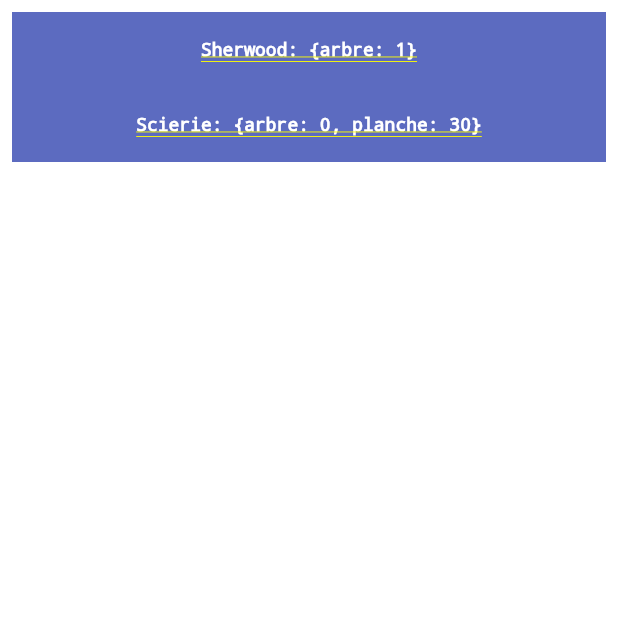
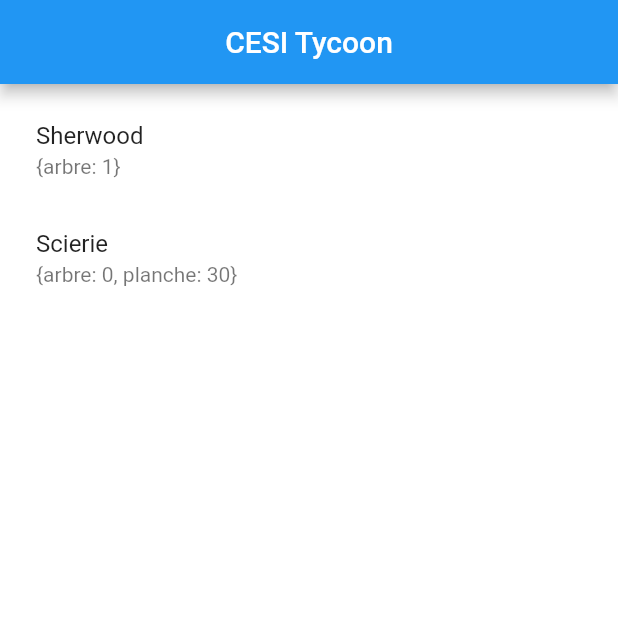
Before and after one commit to cesi-ril20/flutter-counter, a Flutter app: the screen it shows after launch, on a phone screen of 412 x 824 dp, the top half of it. Run offline on Flutter 3.47's test engine with Material 2 defaults, Android fonts, the phone set to English and light mode, and no system bars.

Commit message:
List tile

```diff
--- a/lib/main.dart
+++ b/lib/main.dart
@@ -57,17 +57,18 @@ class MyList extends StatelessWidget {
   }
 
   Widget build(BuildContext context) {
-    return Container(
-        color: Colors.white,
-        child: ListView(
-            padding: const EdgeInsets.all(8),
-            children: locations
-                .map((e) => Container(
-                      height: 50,
-                      color: Colors.indigo[400],
-                      child: Center(child: ValueObserverWidget(e)),
-                    ))
-                .toList()
-                .cast<Widget>()));
+    return Scaffold(
+        appBar: AppBar(
+            title: SizedBox(
+                height: kToolbarHeight,
+                child: Center(child: Text("CESI Tycoon")))),
+        body: Container(
+            color: Colors.white,
+            child: ListView(
+                padding: const EdgeInsets.all(8),
+                children: locations
+                    .map((e) => ValueObserverWidget(e))
+                    .toList()
+                    .cast<Widget>())));
   }
 }
--- a/lib/widgets/value_observer_widget.dart
+++ b/lib/widgets/value_observer_widget.dart
@@ -1,5 +1,6 @@
 import 'package:flutter/material.dart';
 import 'package:flutter/widgets.dart';
+import 'package:flutter_app/cesi_tycoon/location.dart';
 import 'package:flutter_app/models/observable.dart';
 
 class ValueObserverWidget extends StatefulWidget {
@@ -13,9 +14,10 @@ class ValueObserverWidget extends StatefulWidget {
 
 class _ValueObserverState extends State<ValueObserverWidget>
     implements Observer {
-  String _value = "";
+  _ValueObserverState();
 
-  _ValueObserverState();
+  String _name;
+  String _deposit;
 
   @override
   void initState() {
@@ -25,15 +27,16 @@ class _ValueObserverState extends State<ValueObserverWidget>
 
   void changes(String value) {
     setState(() {
-      _value = value;
+      _name = (widget.observable as Location).name;
+      _deposit = (widget.observable as Location).deposit.toString();
     });
   }
 
   Widget build(BuildContext context) {
-    return Text(_value,
-        style: TextStyle(
-          fontSize: 12,
-          color: Colors.white,
-        ));
+    return ListTile(
+      title: Text(_name),
+      subtitle: Text(_deposit),
+      //onTap: () => onTapped(book),
+    );
   }
 }
```
Also changed, not shown: 1 other file.
